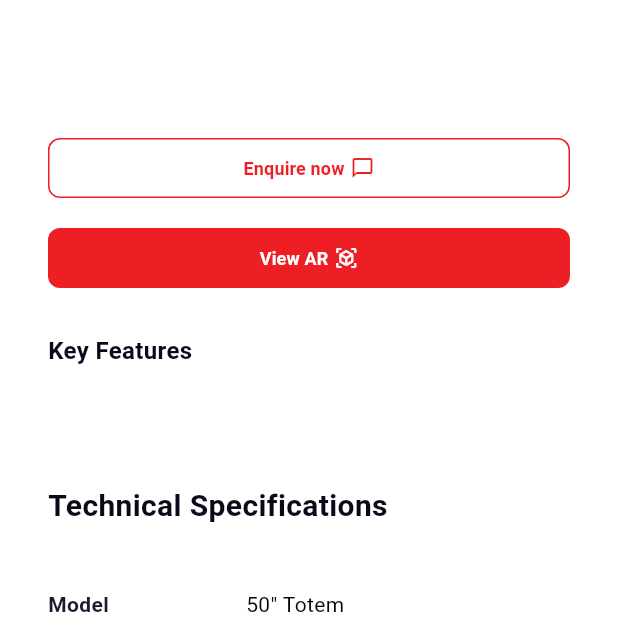
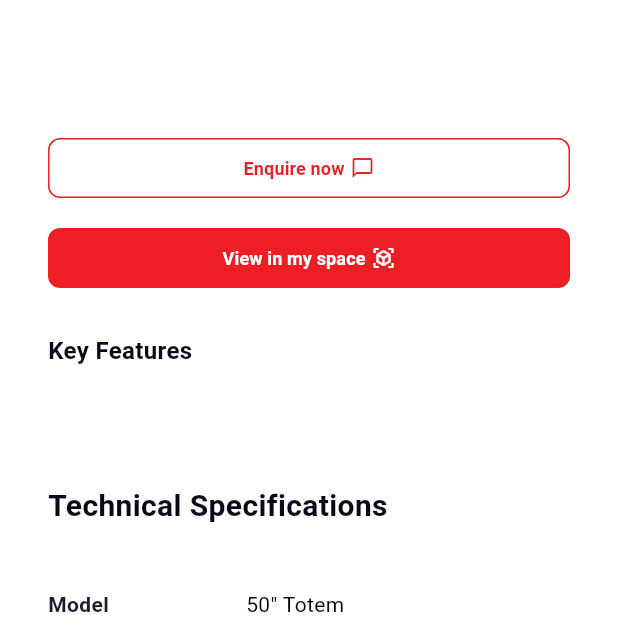
Before and after one commit to aisvamalar/Redwolf, a Flutter app: the ProductDetailView screen opened directly with empty values, scrolled down 576 dp, on a phone screen of 412 x 824 dp, the top half of it. Run offline on Flutter 3.47's test engine with Material 3 defaults, Android fonts, the phone set to English and light mode, and no system bars; our stand-ins replace font_awesome_flutter, go_router, permission_handler, supabase_flutter; missing offline and left inert: ar_flutter_plugin_engine, dart:html, dart:ui_web; accounts and stored records are empty; network calls fail.

```diff
--- a/lib/views/screens/product_detail_view.dart
+++ b/lib/views/screens/product_detail_view.dart
@@ -1820,7 +1820,7 @@ class _ProductDetailViewState extends State<ProductDetailView> {
                             children: [
                               Flexible(
                                 child: Text(
-                                  isMobile ? 'View AR' : 'View In My Space',
+                                  'View in my space',
                                   style: TextStyle(
                                     color: Colors.white,
                                     fontSize: buttonFontSize,
```
